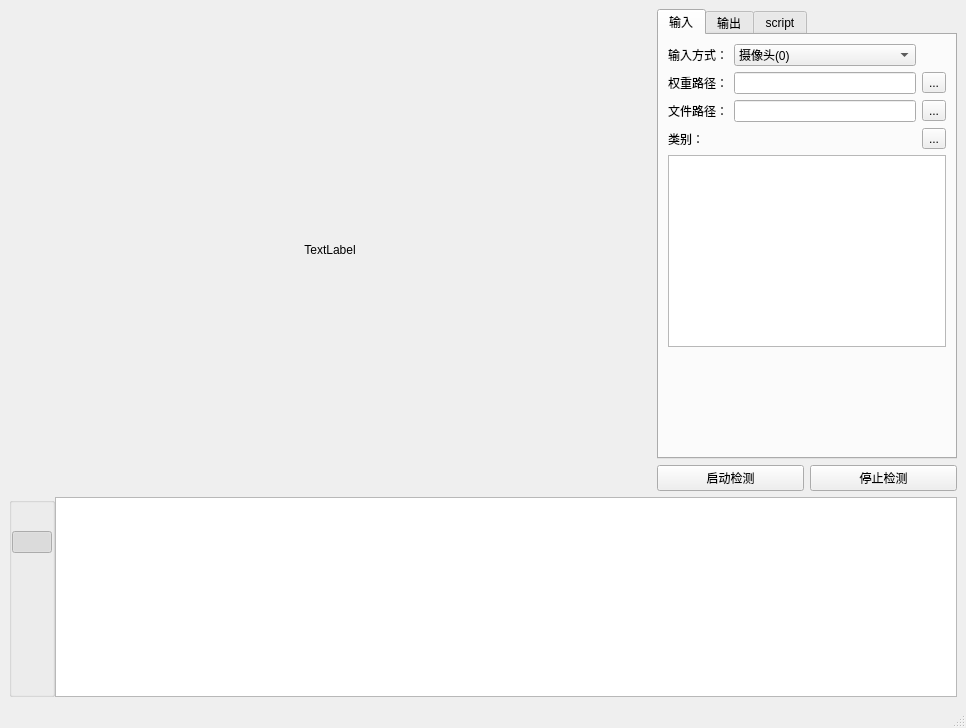
Before: the Qt Designer form utils/resource/Yolo2onnx_detect_Demo_UI.ui in xun-xh/yolov5-onnx-pyqt-exe, drawn with Qt 5.
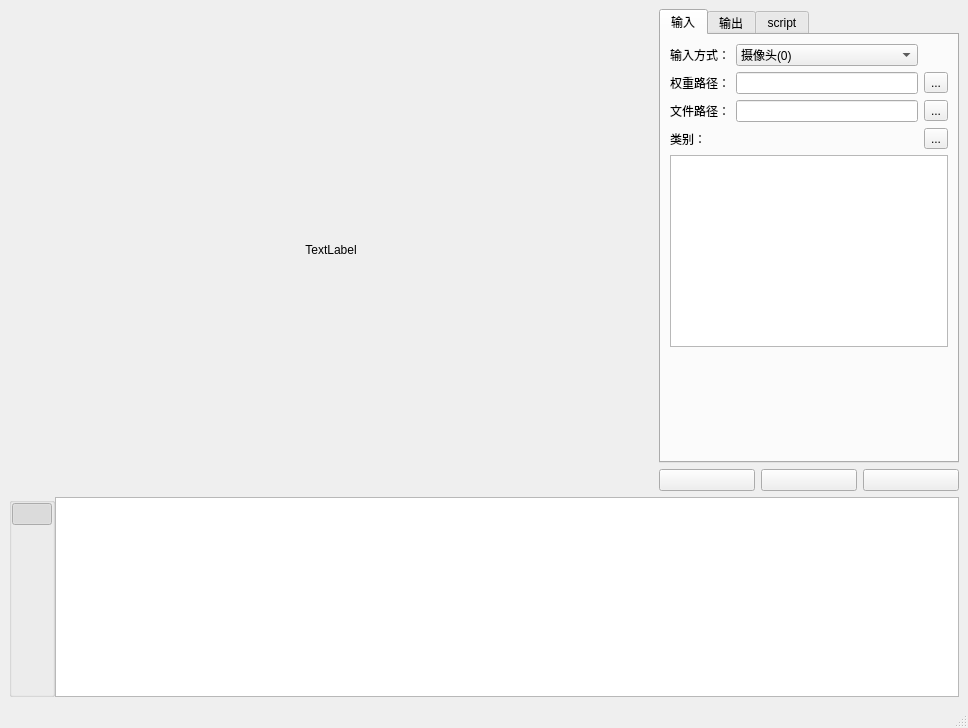
After: the same form once the commit is applied. Icons and pictures are not drawn.

Patch:
```diff
--- a/utils/resource/Yolo2onnx_detect_Demo_UI.ui
+++ b/utils/resource/Yolo2onnx_detect_Demo_UI.ui
@@ -6,7 +6,7 @@
    <rect>
     <x>0</x>
     <y>0</y>
-    <width>966</width>
+    <width>968</width>
     <height>728</height>
    </rect>
   </property>
@@ -57,6 +57,40 @@
             <string>输入</string>
            </attribute>
            <layout class="QGridLayout" name="gridLayout">
+            <item row="4" column="0">
+             <widget class="QLabel" name="label_5">
+              <property name="text">
+               <string>权重路径：</string>
+              </property>
+             </widget>
+            </item>
+            <item row="5" column="2">
+             <widget class="QToolButton" name="toolButton_2">
+              <property name="text">
+               <string>...</string>
+              </property>
+             </widget>
+            </item>
+            <item row="8" column="0" colspan="3">
+             <spacer name="verticalSpacer">
+              <property name="orientation">
+               <enum>Qt::Vertical</enum>
+              </property>
+              <property name="sizeHint" stdset="0">
+               <size>
+                <width>20</width>
+                <height>40</height>
+               </size>
+              </property>
+             </spacer>
+            </item>
+            <item row="4" column="2">
+             <widget class="QToolButton" name="toolButton_3">
+              <property name="text">
+               <string>...</string>
+              </property>
+             </widget>
+            </item>
             <item row="0" column="1">
              <widget class="QComboBox" name="comboBox">
               <item>
@@ -76,82 +110,48 @@
               </item>
              </widget>
             </item>
-            <item row="2" column="1">
+            <item row="5" column="1">
              <widget class="QLineEdit" name="lineEdit_2">
               <property name="readOnly">
                <bool>true</bool>
               </property>
              </widget>
             </item>
-            <item row="0" column="0">
-             <widget class="QLabel" name="label_3">
-              <property name="text">
-               <string>输入方式：</string>
-              </property>
-             </widget>
-            </item>
-            <item row="5" column="0" colspan="3">
-             <spacer name="verticalSpacer">
-              <property name="orientation">
-               <enum>Qt::Vertical</enum>
-              </property>
-              <property name="sizeHint" stdset="0">
-               <size>
-                <width>20</width>
-                <height>40</height>
-               </size>
-              </property>
-             </spacer>
-            </item>
-            <item row="1" column="2">
-             <widget class="QToolButton" name="toolButton_3">
-              <property name="text">
-               <string>...</string>
-              </property>
-             </widget>
-            </item>
-            <item row="3" column="2">
+            <item row="6" column="2">
              <widget class="QToolButton" name="toolButton_4">
               <property name="text">
                <string>...</string>
               </property>
              </widget>
             </item>
-            <item row="3" column="0" colspan="2">
-             <widget class="QLabel" name="label_6">
-              <property name="text">
-               <string>类别：</string>
-              </property>
-             </widget>
-            </item>
-            <item row="2" column="0">
+            <item row="5" column="0">
              <widget class="QLabel" name="label_4">
               <property name="text">
                <string>文件路径：</string>
               </property>
              </widget>
             </item>
-            <item row="1" column="1">
-             <widget class="QLineEdit" name="lineEdit_3">
-              <property name="readOnly">
-               <bool>true</bool>
-              </property>
-             </widget>
-            </item>
-            <item row="4" column="0" colspan="3">
+            <item row="7" column="0" colspan="3">
              <widget class="QTextEdit" name="textEdit"/>
             </item>
-            <item row="2" column="2">
-             <widget class="QToolButton" name="toolButton_2">
+            <item row="4" column="1">
+             <widget class="QLineEdit" name="lineEdit_3">
+              <property name="readOnly">
+               <bool>true</bool>
+              </property>
+             </widget>
+            </item>
+            <item row="6" column="0" colspan="2">
+             <widget class="QLabel" name="label_6">
               <property name="text">
-               <string>...</string>
+               <string>类别：</string>
               </property>
              </widget>
             </item>
-            <item row="1" column="0">
-             <widget class="QLabel" name="label_5">
+            <item row="0" column="0">
+             <widget class="QLabel" name="label_3">
               <property name="text">
-               <string>权重路径：</string>
+               <string>输入方式：</string>
               </property>
              </widget>
             </item>
@@ -411,14 +411,33 @@
           <item>
            <widget class="QPushButton" name="pushButton_4">
             <property name="text">
-             <string>启动检测</string>
+             <string/>
+            </property>
+            <property name="icon">
+             <iconset resource="resource.qrc">
+              <normaloff>:/icon/icon/start.svg</normaloff>:/icon/icon/start.svg</iconset>
+            </property>
+           </widget>
+          </item>
+          <item>
+           <widget class="QPushButton" name="pushButton_6">
+            <property name="text">
+             <string/>
+            </property>
+            <property name="icon">
+             <iconset resource="resource.qrc">
+              <normaloff>:/icon/icon/pause.svg</normaloff>:/icon/icon/pause.svg</iconset>
             </property>
            </widget>
           </item>
           <item>
            <widget class="QPushButton" name="pushButton_5">
             <property name="text">
-             <string>停止检测</string>
+             <string/>
+            </property>
+            <property name="icon">
+             <iconset resource="resource.qrc">
+              <normaloff>:/icon/icon/stop.svg</normaloff>:/icon/icon/stop.svg</iconset>
             </property>
            </widget>
           </item>
@@ -463,20 +482,6 @@
          <property name="bottomMargin">
           <number>0</number>
          </property>
-         <item>
-          <widget class="QPushButton" name="pushButton_9">
-           <property name="text">
-            <string/>
-           </property>
-           <property name="icon">
-            <iconset resource="resource.qrc">
-             <normaloff>:/icon/icon/save.svg</normaloff>:/icon/icon/save.svg</iconset>
-           </property>
-           <property name="flat">
-            <bool>true</bool>
-           </property>
-          </widget>
-         </item>
          <item>
           <widget class="QPushButton" name="pushButton_8">
            <property name="toolTip">
```
Left out of the diff: 26 changed lines with no effect on the pictures.
